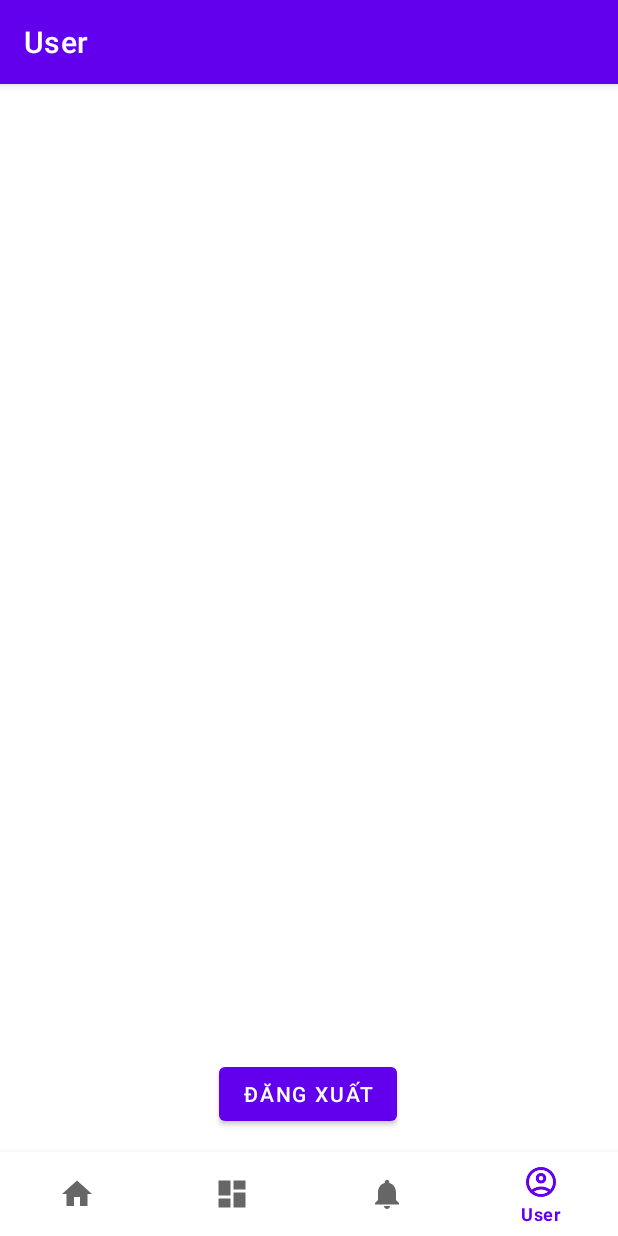
After one commit to dhp131/DaCare_Project, an Android app: the UserFragment screen opened through its navigation route, on a phone screen of 412 x 824 dp. The commit adds this screen. Run offline under Robolectric (Android 15) with nearby library versions, the phone set to English and light mode, and no system bars; our stand-ins replace navigation-ui.

Commit message:
feat: user fragment with log out acction [thont]

```diff
--- a/app/build.gradle.kts
+++ b/app/build.gradle.kts
@@ -43,6 +43,7 @@ dependencies {
     implementation(libs.lifecycle.viewmodel.ktx)
     implementation(libs.navigation.fragment)
     implementation(libs.navigation.ui)
+    implementation(libs.legacy.support.v4)
     testImplementation(libs.junit)
     androidTestImplementation(libs.ext.junit)
     androidTestImplementation(libs.espresso.core)
--- a/app/src/main/java/com/prm392/dacare/MainActivity.java
+++ b/app/src/main/java/com/prm392/dacare/MainActivity.java
@@ -27,7 +27,7 @@ public class MainActivity extends AppCompatActivity {
         // Passing each menu ID as a set of Ids because each
         // menu should be considered as top level destinations.
         AppBarConfiguration appBarConfiguration = new AppBarConfiguration.Builder(
-                R.id.navigation_home, R.id.navigation_dashboard, R.id.navigation_notifications)
+                R.id.navigation_home, R.id.navigation_dashboard, R.id.navigation_notifications, R.id.navigation_user)
                 .build();
         NavController navController = Navigation.findNavController(this, R.id.nav_host_fragment_activity_main);
         NavigationUI.setupActionBarWithNavController(this, navController, appBarConfiguration);
--- /dev/null
+++ b/app/src/main/java/com/prm392/dacare/ui/user/UserFragment.java
@@ -0,0 +1,54 @@
+package com.prm392.dacare.ui.user;
+
+import androidx.lifecycle.ViewModelProvider;
+
+import android.content.Intent;
+import android.os.Bundle;
+
+import androidx.annotation.NonNull;
+import androidx.annotation.Nullable;
+import androidx.fragment.app.Fragment;
+
+import android.view.LayoutInflater;
+import android.view.View;
+import android.view.ViewGroup;
+import android.widget.Button;
+
+import com.prm392.dacare.R;
+import com.prm392.dacare.ui.LoginActivity;
+import com.prm392.dacare.utils.SharedPreferencesUtil;
+
+public class UserFragment extends Fragment {
+
+    private UserViewModel mViewModel;
+    private Button btnLogout;
+
+    public static UserFragment newInstance() {
+        return new UserFragment();
+    }
+
+    @Override
+    public View onCreateView(@NonNull LayoutInflater inflater, @Nullable ViewGroup container,
+                             @Nullable Bundle savedInstanceState) {
+        return inflater.inflate(R.layout.fragment_user, container, false);
+    }
+
+    @Override
+    public void onActivityCreated(@Nullable Bundle savedInstanceState) {
+        super.onActivityCreated(savedInstanceState);
+        mViewModel = new ViewModelProvider(this).get(UserViewModel.class);
+        // TODO: Use the ViewModel
+        btnLogout = getView().findViewById(R.id.btnLogout);
+        btnLogout.setOnClickListener(new View.OnClickListener() {
+            @Override
+            public void onClick(View view) {
+                SharedPreferencesUtil.clearAccessToken();
+                Intent intent = new Intent(getActivity(), LoginActivity.class);
+                getActivity().finish();
+                startActivity(intent);
+            }
+        });
+
+    }
+
+}
--- /dev/null
+++ b/app/src/main/java/com/prm392/dacare/ui/user/UserViewModel.java
@@ -0,0 +1,7 @@
+package com.prm392.dacare.ui.user;
+
+import androidx.lifecycle.ViewModel;
+
+public class UserViewModel extends ViewModel {
+
+}
--- /dev/null
+++ b/app/src/main/res/layout/fragment_user.xml
@@ -0,0 +1,20 @@
+<?xml version="1.0" encoding="utf-8"?>
+<androidx.constraintlayout.widget.ConstraintLayout xmlns:android="http://schemas.android.com/apk/res/android"
+    xmlns:app="http://schemas.android.com/apk/res-auto"
+    xmlns:tools="http://schemas.android.com/tools"
+    android:layout_width="match_parent"
+    android:layout_height="match_parent"
+    tools:context=".ui.user.UserFragment">
+
+    <Button
+        android:id="@+id/btnLogout"
+        android:layout_width="wrap_content"
+        android:layout_height="wrap_content"
+        android:text="@string/logout_string"
+        app:layout_constraintBottom_toBottomOf="parent"
+        app:layout_constraintEnd_toEndOf="parent"
+        app:layout_constraintHorizontal_bias="0.498"
+        app:layout_constraintStart_toStartOf="parent"
+        app:layout_constraintTop_toTopOf="parent"
+        app:layout_constraintVertical_bias="0.894" />
+</androidx.constraintlayout.widget.ConstraintLayout>
--- a/app/src/main/res/menu/bottom_nav_menu.xml
+++ b/app/src/main/res/menu/bottom_nav_menu.xml
@@ -15,5 +15,9 @@
         android:id="@+id/navigation_notifications"
         android:icon="@drawable/ic_notifications_black_24dp"
         android:title="@string/title_notifications" />
+    <item
+        android:id="@+id/navigation_user"
+        android:icon="@drawable/ic_user"
+        android:title="@string/user" />
 
 </menu>
--- a/app/src/main/res/navigation/mobile_navigation.xml
+++ b/app/src/main/res/navigation/mobile_navigation.xml
@@ -22,4 +22,9 @@
         android:name="com.prm392.dacare.ui.notifications.NotificationsFragment"
         android:label="@string/title_notifications"
         tools:layout="@layout/fragment_notifications" />
+    <fragment
+        android:id="@+id/navigation_user"
+        android:name="com.prm392.dacare.ui.user.UserFragment"
+        android:label="@string/user"
+        tools:layout="@layout/fragment_user" />
 </navigation>
--- a/app/src/main/res/values/strings.xml
+++ b/app/src/main/res/values/strings.xml
@@ -3,4 +3,6 @@
     <string name="title_home">Home</string>
     <string name="title_dashboard">Dashboard</string>
     <string name="title_notifications">Notifications</string>
+    <string name="user">User</string>
+    <string name="logout_string">Đăng xuất</string>
 </resources>
--- a/gradle/libs.versions.toml
+++ b/gradle/libs.versions.toml
@@ -15,6 +15,7 @@ lifecycleViewmodelKtx = "2.8.7"
 navigationFragment = "2.8.8"
 navigationUi = "2.8.8"
 retrofit = "2.9.0"
+legacySupportV4 = "1.0.0"
 
 [libraries]
 converter-gson = { module = "com.squareup.retrofit2:converter-gson", version.ref = "retrofit" }
@@ -33,6 +34,7 @@ lifecycle-viewmodel-ktx = { group = "androidx.lifecycle", name = "lifecycle-view
 navigation-fragment = { group = "androidx.navigation", name = "navigation-fragment", version.ref = "navigationFragment" }
 navigation-ui = { group = "androidx.navigation", name = "navigation-ui", version.ref = "navigationUi" }
 retrofit = { module = "com.squareup.retrofit2:retrofit", version.ref = "retrofit" }
+legacy-support-v4 = { group = "androidx.legacy", name = "legacy-support-v4", version.ref = "legacySupportV4" }
 
 [plugins]
 android-application = { id = "com.android.application", version.ref = "agp" }
```
Also changed, not shown: app/src/main/res/drawable/ic_user.png (added).
